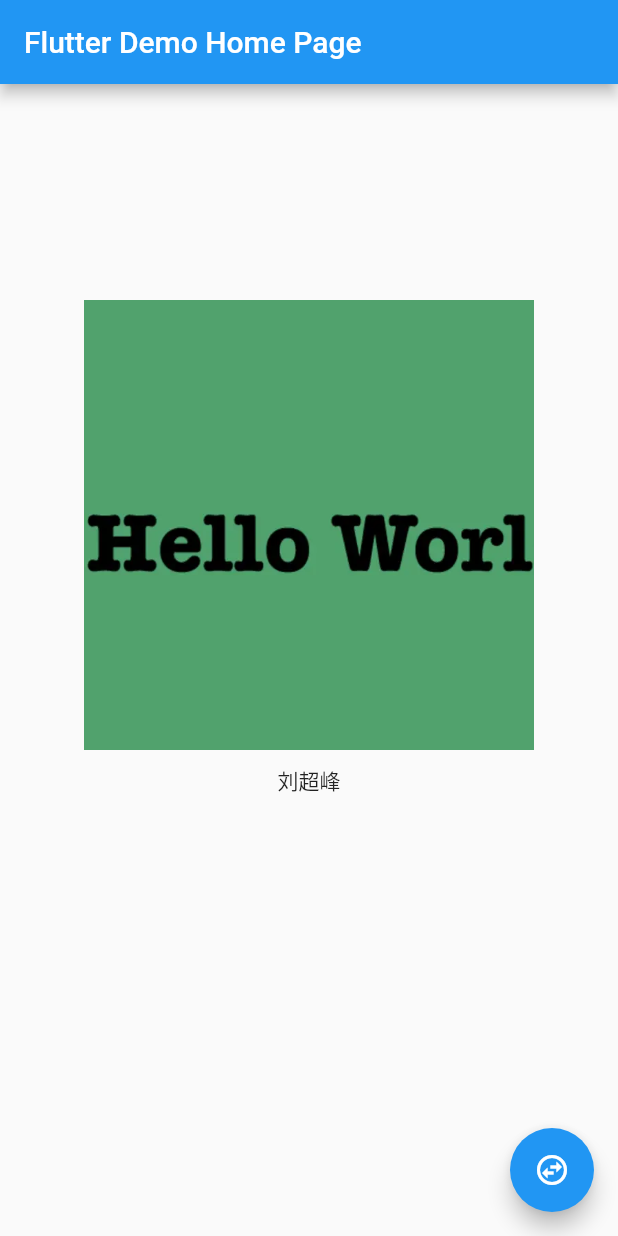
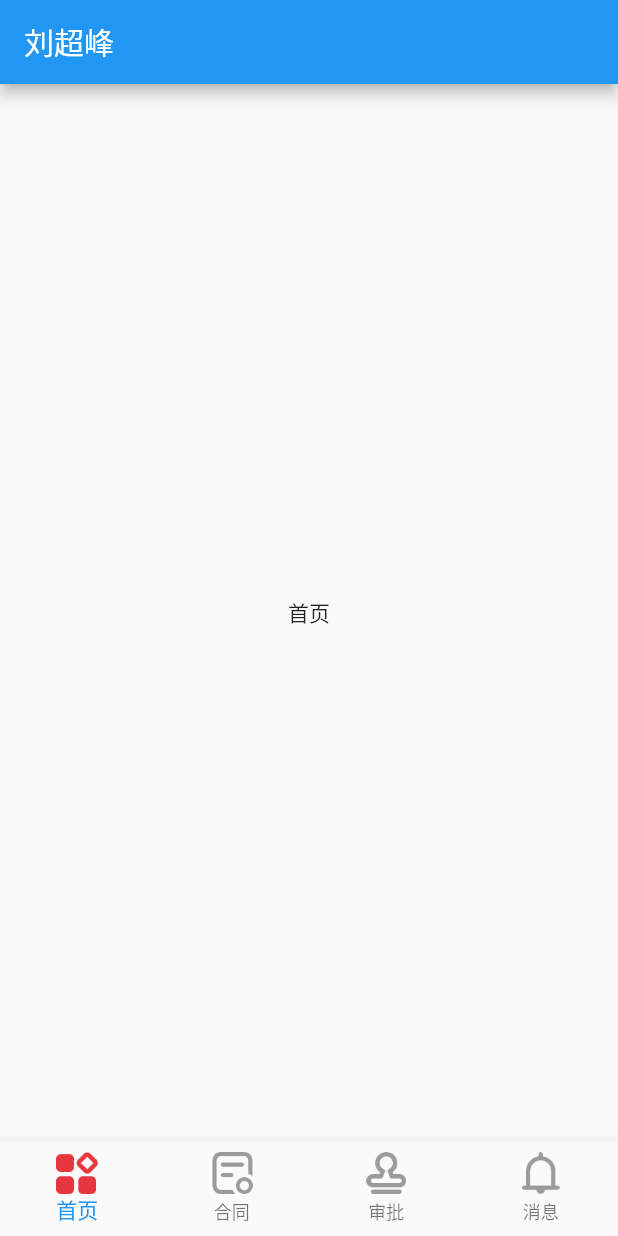
Before and after one commit to chaofengliu/flutter_app, a Flutter app: the screen it shows after launch, on a phone screen of 412 x 824 dp. Run offline on Flutter 3.47's test engine with Material 2 defaults, Android fonts, the phone set to English and light mode, and no system bars.

Commit message:
tab页面框架

```diff
--- /dev/null
+++ b/lib/AppHomePage.dart
@@ -0,0 +1,66 @@
+import 'package:flutter/material.dart';
+import 'Dynamic.dart';
+import 'Category.dart';
+import 'Message.dart';
+import 'Mine.dart';
+
+class AppHomePage extends StatefulWidget {
+  const AppHomePage({Key? key}) : super(key: key);
+
+  @override
+  _AppHomePageState createState() => _AppHomePageState();
+}
+
+class _AppHomePageState extends State<AppHomePage> {
+  int _index = 0;
+
+  List<Widget> _homeWidgets = [
+    dynamicPage(),
+    messagePage(),
+    categoryPage(),
+    minPage(),
+  ];
+
+  void _onBottomNagivationBarTapped(index){
+    setState(() {
+      _index = index;
+    });
+  }
+
+  @override
+  Widget build(BuildContext context) {
+    return Scaffold(
+      appBar: AppBar(
+        title: Text('刘超峰'),
+      ),
+      body: IndexedStack(
+        index: _index,
+        children: _homeWidgets,
+      ),
+      bottomNavigationBar: BottomNavigationBar(
+        type: BottomNavigationBarType.fixed,
+        currentIndex: _index,
+        onTap: _onBottomNagivationBarTapped,
+        items: [
+          _getBottomNavItem('首页', 'images/home_selected.png', 'images/home_unselected.png', 0),
+          _getBottomNavItem('合同', 'images/contract_selected.png', 'images/contract_unselected.png', 1),
+          _getBottomNavItem('审批', 'images/approve_selected.png', 'images/approve_unselected.png', 2),
+          _getBottomNavItem('消息', 'images/msg_selected.png', 'images/msg_unselected.png', 3)
+        ],
+      ),
+    );
+  }
+
+  BottomNavigationBarItem _getBottomNavItem(
+      String title,String pressedIcon,String normalIcon,int index
+      ){
+    return BottomNavigationBarItem(
+        icon: _index == index
+            ?
+        Image.asset(pressedIcon,width: 32,height: 28,)
+            :
+        Image.asset(normalIcon,width: 32,height: 28,),
+        label: title
+    );
+  }
+}
--- /dev/null
+++ b/lib/Category.dart
@@ -0,0 +1,14 @@
+import 'package:flutter/material.dart';
+
+class categoryPage extends StatelessWidget {
+  const categoryPage({Key? key}) : super(key: key);
+
+  @override
+  Widget build(BuildContext context) {
+    return const Scaffold(
+      body: Center(
+        child: Text('审批'),
+      ),
+    );
+  }
+}
--- /dev/null
+++ b/lib/Dynamic.dart
@@ -0,0 +1,14 @@
+import 'package:flutter/material.dart';
+
+class dynamicPage extends StatelessWidget {
+  const dynamicPage({Key? key}) : super(key: key);
+
+  @override
+  Widget build(BuildContext context) {
+    return const Scaffold(
+      body: Center(
+        child: Text('首页'),
+      ),
+    );
+  }
+}
--- /dev/null
+++ b/lib/Message.dart
@@ -0,0 +1,14 @@
+import 'package:flutter/material.dart';
+
+class messagePage extends StatelessWidget {
+  const messagePage({Key? key}) : super(key: key);
+
+  @override
+  Widget build(BuildContext context) {
+    return Scaffold(
+      body: Center(
+        child: Text('合同'),
+      ),
+    );
+  }
+}
--- /dev/null
+++ b/lib/Mine.dart
@@ -0,0 +1,14 @@
+import 'package:flutter/material.dart';
+
+class minPage extends StatelessWidget {
+  const minPage({Key? key}) : super(key: key);
+
+  @override
+  Widget build(BuildContext context) {
+    return Scaffold(
+      body: Center(
+        child: Text('我的'),
+      ),
+    );
+  }
+}
--- a/lib/main.dart
+++ b/lib/main.dart
@@ -1,112 +1,22 @@
 import 'package:flutter/material.dart';
+import 'AppHomePage.dart';
 
 void main() {
-  runApp(const MyApp());
+  runApp(MyApp());
 }
 
 class MyApp extends StatelessWidget {
+
   const MyApp({Key? key}) : super(key: key);
 
-  // This widget is the root of your application.
   @override
   Widget build(BuildContext context) {
     return MaterialApp(
-      title: 'Flutter Demo',
+      title: 'App 框架',
       theme: ThemeData(
-        // This is the theme of your application.
-        //
-        // Try running your application with "flutter run". You'll see the
-        // application has a blue toolbar. Then, without quitting the app, try
-        // changing the primarySwatch below to Colors.green and then invoke
-        // "hot reload" (press "r" in the console where you ran "flutter run",
-        // or simply save your changes to "hot reload" in a Flutter IDE).
-        // Notice that the counter didn't reset back to zero; the application
-        // is not restarted.
         primarySwatch: Colors.blue,
       ),
-      home: const MyHomePage(title: 'Flutter Demo Home Page'),
+      home:  const AppHomePage(),
     );
   }
 }
-
-class MyHomePage extends StatefulWidget {
-  const MyHomePage({Key? key, required this.title}) : super(key: key);
-
-  // This widget is the home page of your application. It is stateful, meaning
-  // that it has a State object (defined below) that contains fields that affect
-  // how it looks.
-
-  // This class is the configuration for the state. It holds the values (in this
-  // case the title) provided by the parent (in this case the App widget) and
-  // used by the build method of the State. Fields in a Widget subclass are
-  // always marked "final".
-
-  final String title;
-
-  @override
-  State<MyHomePage> createState() => _MyHomePageState();
-}
-
-class _MyHomePageState extends State<MyHomePage> {
-
-  final List _imageNames = [
-    {'image':'images/icon.png','text':'刘超峰'},
-    {'image':'images/test.jpeg','text':'测试'}
-  ];
-
-  int _index = 0;
-
-  void _onSwitch(){
-    setState(() {
-      _index = (++ _index) % _imageNames.length;
-    });
-  }
-
-
-  @override
-  Widget build(BuildContext context) {
-    // This method is rerun every time setState is called, for instance as done
-    // by the _incrementCounter method above.
-    //
-    // The Flutter framework has been optimized to make rerunning build methods
-    // fast, so that you can just rebuild anything that needs updating rather
-    // than having to individually change instances of widgets.
-    return Scaffold(
-      appBar: AppBar(
-        // Here we take the value from the MyHomePage object that was created by
-        // the App.build method, and use it to set our appbar title.
-        title: Text(widget.title),
-      ),
-      body: Center(
-        // Center is a layout widget. It takes a single child and positions it
-        // in the middle of the parent.
-        child: Container(
-          width: 500,
-          height: 500,
-          // color: Colors.green,
-          child: Column(
-            children: [
-              Container(
-                width: 300,
-                height: 300,
-                margin: const EdgeInsets.only(top: 10,bottom: 10),
-                child: Image.asset(
-                  _imageNames[_index]['image'],
-                  fit:BoxFit.cover,
-                ),
-              ),
-              Text(
-                _imageNames[_index]['text'],
-              )
-            ],
-          ),
-        ),
-      ),
-      floatingActionButton: FloatingActionButton(
-        onPressed: _onSwitch,
-        tooltip: '切换',
-        child: const Icon(Icons.swap_horizontal_circle_outlined),
-      ), // This trailing comma makes auto-formatting nicer for build methods.
-    );
-  }
-}
```
Also changed, not shown: pubspec.yaml (+8 -0 lines), images/approve_selected.png (added), images/approve_unselected.png (added), images/contract_selected.png (added), images/contract_unselected.png (added), images/home_selected.png (added), images/home_unselected.png (added), images/msg_selected.png (added), images/msg_unselected.png (added).
